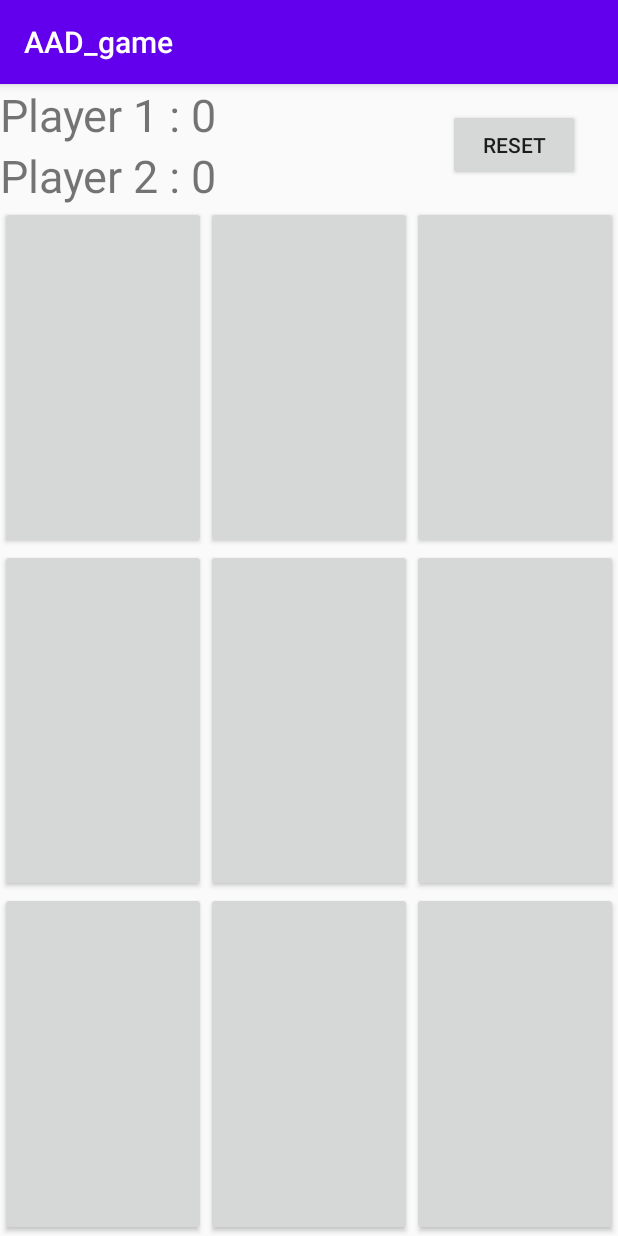
After one commit to ToastBoxMe/AAD_game, an Android app: the Game screen opened directly, with no data from a screen before it, on a phone screen of 412 x 824 dp. The commit adds this screen. Run offline under Robolectric (Android 15) with nearby library versions, the phone set to English and light mode, and no system bars.

Commit message:
layout game

```diff
--- a/app/src/main/AndroidManifest.xml
+++ b/app/src/main/AndroidManifest.xml
@@ -9,6 +9,7 @@
         android:roundIcon="@mipmap/ic_launcher_round"
         android:supportsRtl="true"
         android:theme="@style/AppTheme">
+        <activity android:name=".Game"></activity>
         <activity android:name=".MainActivity">
             <intent-filter>
                 <action android:name="android.intent.action.MAIN" />
--- /dev/null
+++ b/app/src/main/java/com/aad/aad_game/Game.java
@@ -0,0 +1,14 @@
+package com.aad.aad_game;
+
+import androidx.appcompat.app.AppCompatActivity;
+
+import android.os.Bundle;
+
+public class Game extends AppCompatActivity {
+
+    @Override
+    protected void onCreate(Bundle savedInstanceState) {
+        super.onCreate(savedInstanceState);
+        setContentView(R.layout.activity_game);
+    }
+}
--- /dev/null
+++ b/app/src/main/res/layout/activity_game.xml
@@ -0,0 +1,111 @@
+<?xml version="1.0" encoding="utf-8"?>
+<LinearLayout xmlns:android="http://schemas.android.com/apk/res/android"
+    xmlns:app="http://schemas.android.com/apk/res-auto"
+    xmlns:tools="http://schemas.android.com/tools"
+    android:layout_width="match_parent"
+    android:layout_height="match_parent"
+    android:orientation="vertical"
+    tools:context=".Game">
+    <RelativeLayout
+        android:layout_width="match_parent"
+        android:layout_height="wrap_content">
+    <TextView
+        android:layout_width="wrap_content"
+        android:layout_height="wrap_content"
+        android:text="@string/player_1_0"
+        android:textSize="30sp"
+        android:id="@+id/player1"
+        />
+
+    <TextView
+        android:layout_width="wrap_content"
+        android:layout_height="wrap_content"
+        android:text="@string/player_2_0"
+        android:textSize="30sp"
+        android:id="@+id/Player2"
+        android:layout_below="@+id/player1"
+        />
+
+    <Button
+        android:layout_width="wrap_content"
+        android:layout_height="wrap_content"
+        android:layout_centerVertical="true"
+        android:layout_alignParentEnd="true"
+        android:layout_marginEnd="25dp"
+        android:text="@string/reset_button" />
+
+    </RelativeLayout>
+
+    <LinearLayout
+        android:layout_width="match_parent"
+        android:layout_height="0dp"
+        android:layout_weight="1">
+        <Button
+            android:layout_width="0dp"
+            android:layout_height="match_parent"
+            android:layout_weight="1"
+            android:id="@+id/button00"
+            />
+        <Button
+            android:layout_width="0dp"
+            android:layout_height="match_parent"
+            android:layout_weight="1"
+            android:id="@+id/button01"
+            />
+        <Button
+            android:layout_width="0dp"
+            android:layout_height="match_parent"
+            android:layout_weight="1"
+            android:id="@+id/button02"
+            />
+    </LinearLayout>
+
+    <LinearLayout
+    android:layout_width="match_parent"
+    android:layout_height="0dp"
+    android:layout_weight="1">
+    <Button
+        android:layout_width="0dp"
+        android:layout_height="match_parent"
+        android:layout_weight="1"
+        android:id="@+id/button10"
+        />
+    <Button
+        android:layout_width="0dp"
+        android:layout_height="match_parent"
+        android:layout_weight="1"
+        android:id="@+id/button11"
+        />
+    <Button
+        android:layout_width="0dp"
+        android:layout_height="match_parent"
+        android:layout_weight="1"
+        android:id="@+id/button12"
+        />
+    </LinearLayout>
+
+    <LinearLayout
+        android:layout_width="match_parent"
+        android:layout_height="0dp"
+        android:layout_weight="1">
+        <Button
+            android:layout_width="0dp"
+            android:layout_height="match_parent"
+            android:layout_weight="1"
+            android:id="@+id/button20"
+            />
+        <Button
+            android:layout_width="0dp"
+            android:layout_height="match_parent"
+            android:layout_weight="1"
+            android:id="@+id/button21"
+            />
+        <Button
+            android:layout_width="0dp"
+            android:layout_height="match_parent"
+            android:layout_weight="1"
+            android:id="@+id/button22"
+            />
+    </LinearLayout>
+
+</LinearLayout>
--- a/app/src/main/res/values/strings.xml
+++ b/app/src/main/res/values/strings.xml
@@ -1,3 +1,6 @@
 <resources>
     <string name="app_name">AAD_game</string>
+    <string name="player_1_0">Player 1 : 0</string>
+    <string name="player_2_0">Player 2 : 0</string>
+    <string name="reset_button">Reset</string>
 </resources>
```
